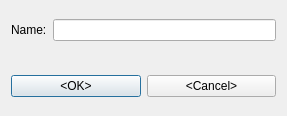
ExplosBlue/CoinKiller, file newleveldialog.ui: the form before one commit.
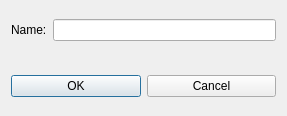
The form after the commit.

The edit to the form file:
```diff
--- a/newleveldialog.ui
+++ b/newleveldialog.ui
@@ -40,14 +40,14 @@
      <item>
       <widget class="QPushButton" name="okButton">
        <property name="text">
-        <string>&lt;OK&gt;</string>
+        <string>OK</string>
        </property>
       </widget>
      </item>
      <item>
       <widget class="QPushButton" name="cancelButton">
        <property name="text">
-        <string>&lt;Cancel&gt;</string>
+        <string>Cancel</string>
        </property>
       </widget>
      </item>
```
